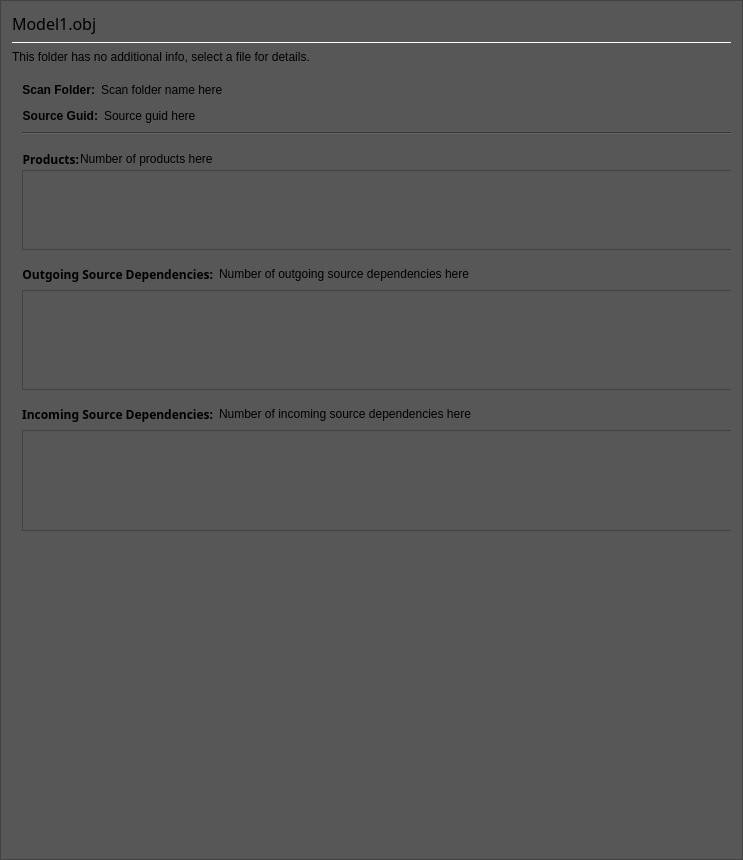
This is Code/Tools/AssetProcessor/native/ui/SourceAssetDetailsPanel.ui in o3de/o3de as Qt 5 draws it before an edit. The edited form follows.
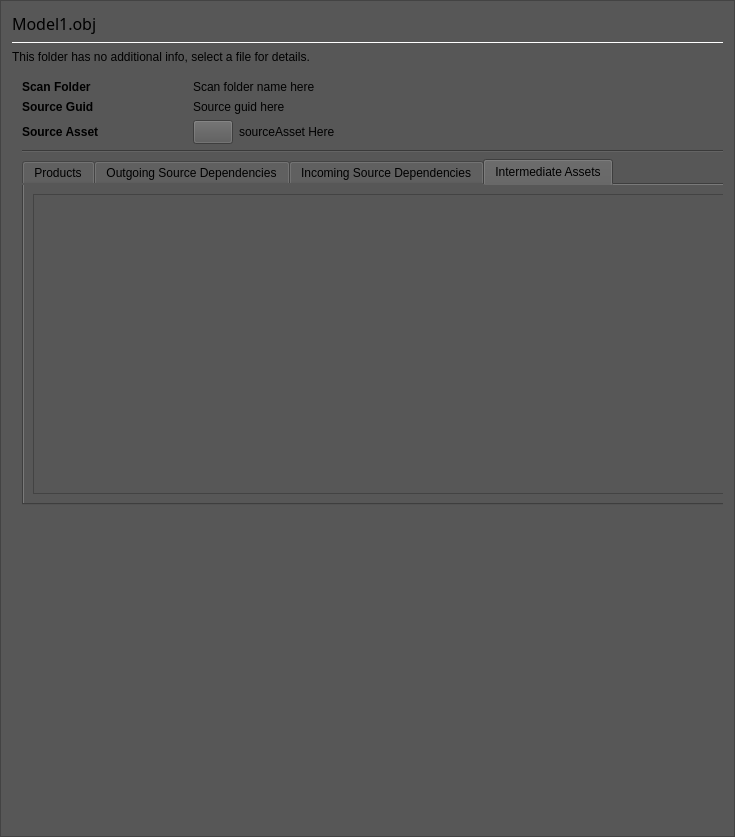
This is the edited form. The open tabs and pages were chosen to show the change. Custom widgets are drawn as their Qt base class.

Diff of the .ui file:
```diff
--- a/Code/Tools/AssetProcessor/native/ui/SourceAssetDetailsPanel.ui
+++ b/Code/Tools/AssetProcessor/native/ui/SourceAssetDetailsPanel.ui
@@ -6,8 +6,8 @@
    <rect>
     <x>0</x>
     <y>0</y>
-    <width>743</width>
-    <height>860</height>
+    <width>735</width>
+    <height>837</height>
    </rect>
   </property>
   <property name="sizePolicy">
@@ -31,8 +31,10 @@
      <property name="font">
       <font>
        <family>16pt</family>
-       <weight>75</weight>
+       <pointsize>12</pointsize>
+       <weight>50</weight>
        <italic>false</italic>
+       <bold>false</bold>
       </font>
      </property>
      <property name="styleSheet">
@@ -211,8 +213,8 @@
          <rect>
           <x>0</x>
           <y>0</y>
-          <width>721</width>
-          <height>791</height>
+          <width>713</width>
+          <height>760</height>
          </rect>
         </property>
         <property name="sizePolicy">
@@ -227,26 +229,26 @@
            <x>10</x>
            <y>10</y>
            <width>833</width>
-           <height>551</height>
+           <height>425</height>
           </rect>
          </property>
          <layout class="QVBoxLayout" name="scrollableVerticalLayout">
           <item>
-           <layout class="QHBoxLayout" name="ScanFolderLayout">
-            <item>
+           <layout class="QGridLayout" name="headerGrid" columnstretch="1,4">
+            <item row="0" column="0">
              <widget class="QLabel" name="scanFolderTitleLabel">
               <property name="styleSheet">
                <string notr="true">font: bold;</string>
               </property>
               <property name="text">
-               <string>Scan Folder:</string>
+               <string>Scan Folder</string>
               </property>
               <property name="alignment">
-               <set>Qt::AlignRight|Qt::AlignTrailing|Qt::AlignVCenter</set>
+               <set>Qt::AlignLeading|Qt::AlignLeft|Qt::AlignVCenter</set>
               </property>
              </widget>
             </item>
-            <item>
+            <item row="0" column="1">
              <widget class="QLabel" name="scanFolderValueLabel">
               <property name="text">
                <string>Scan folder name here</string>
@@ -256,37 +258,7 @@
               </property>
              </widget>
             </item>
-            <item>
-             <spacer name="horizontalSpacer">
-              <property name="orientation">
-               <enum>Qt::Horizontal</enum>
-              </property>
-              <property name="sizeHint" stdset="0">
-               <size>
-                <width>40</width>
-                <height>20</height>
-               </size>
-              </property>
-             </spacer>
-            </item>
-           </layout>
-          </item>
-          <item>
-           <layout class="QHBoxLayout" name="sourceGuidLayout">
-            <item>
-             <widget class="QLabel" name="sourceGuidTitleLabel">
-              <property name="styleSheet">
-               <string notr="true">font: bold;</string>
-              </property>
-              <property name="text">
-               <string>Source Guid:</string>
-              </property>
-              <property name="alignment">
-               <set>Qt::AlignRight|Qt::AlignTrailing|Qt::AlignVCenter</set>
-              </property>
-             </widget>
-            </item>
-            <item>
+            <item row="1" column="1">
              <widget class="QLabel" name="sourceGuidValueLabel">
               <property name="text">
                <string>Source guid here</string>
@@ -296,125 +268,97 @@
               </property>
              </widget>
             </item>
-            <item>
-             <spacer name="horizontalSpacer_4">
-              <property name="orientation">
-               <enum>Qt::Horizontal</enum>
+            <item row="1" column="0">
+             <widget class="QLabel" name="sourceGuidTitleLabel">
+              <property name="styleSheet">
+               <string notr="true">font: bold;</string>
               </property>
-              <property name="sizeHint" stdset="0">
-               <size>
-                <width>40</width>
-                <height>20</height>
-               </size>
+              <property name="text">
+               <string>Source Guid</string>
               </property>
-             </spacer>
-            </item>
-           </layout>
-          </item>
-          <item>
-           <widget class="Line" name="DependencySeparatorLine">
-            <property name="orientation">
-             <enum>Qt::Horizontal</enum>
+              <property name="alignment">
+               <set>Qt::AlignLeading|Qt::AlignLeft|Qt::AlignVCenter</set>
             </property>
            </widget>
           </item>
-          <item>
-           <spacer name="verticalSpacer_2">
-            <property name="orientation">
-             <enum>Qt::Vertical</enum>
-            </property>
-            <property name="sizeType">
-             <enum>QSizePolicy::Fixed</enum>
-            </property>
-            <property name="sizeHint" stdset="0">
-             <size>
-              <width>0</width>
-              <height>8</height>
-             </size>
-            </property>
-           </spacer>
-          </item>
-          <item>
-           <layout class="QVBoxLayout" name="productVerticalLayout">
-            <property name="spacing">
-             <number>1</number>
-            </property>
-            <property name="sizeConstraint">
-             <enum>QLayout::SetDefaultConstraint</enum>
-            </property>
-            <item>
-             <layout class="QHBoxLayout" name="ProductTitleLayout">
-              <item>
-               <widget class="QLabel" name="productsTitleLabel">
-                <property name="font">
-                 <font>
-                  <family>12pt</family>
-                  <weight>75</weight>
-                  <italic>false</italic>
-                  <bold>true</bold>
-                 </font>
-                </property>
+             <item row="2" column="0">
+               <widget class="QLabel" name="sourceAssetTitleLabel">
                 <property name="styleSheet">
-                 <string notr="true">font: bold, 12pt;</string>
+                   <string notr="true">font: bold;</string>
                 </property>
                 <property name="text">
-                 <string>Products:</string>
+                   <string>Source Asset</string>
                 </property>
                 <property name="alignment">
-                 <set>Qt::AlignRight|Qt::AlignTrailing|Qt::AlignVCenter</set>
-                </property>
-                <property name="margin">
-                 <number>0</number>
-                </property>
+                   <set>Qt::AlignLeading|Qt::AlignLeft|Qt::AlignVCenter</set>
+                 </property>
+               </widget>
+             </item>
+             <item row="2" column="1">
+               <layout class="QHBoxLayout" name="sourceAsset">
+                 <item>
+                   <widget class="AssetProcessor::GoToButton" name="gotoAssetButton">
+                     <property name="sizePolicy">
+                       <sizepolicy hsizetype="Fixed" vsizetype="Fixed">
+                         <horstretch>0</horstretch>
+                         <verstretch>0</verstretch>
+                       </sizepolicy>
+                     </property>
+                     <property name="minimumSize">
+                       <size>
+                         <width>24</width>
+                         <height>24</height>
+                       </size>
+                     </property>
                </widget>
               </item>
               <item>
-               <widget class="QLabel" name="productsValueLabel">
+                   <widget class="QLabel" name="sourceAssetValueLabel">
                 <property name="text">
-                 <string>Number of products here</string>
+                       <string>sourceAsset Here</string>
                 </property>
                 <property name="textInteractionFlags">
                  <set>Qt::LinksAccessibleByMouse|Qt::TextSelectableByKeyboard|Qt::TextSelectableByMouse</set>
                 </property>
                </widget>
               </item>
+               </layout>
+             </item>
+           </layout>
+          </item>
               <item>
-               <spacer name="horizontalSpacer_5">
+           <widget class="Line" name="AssetInfoSeparatorLine">
                 <property name="orientation">
                  <enum>Qt::Horizontal</enum>
                 </property>
-                <property name="sizeHint" stdset="0">
-                 <size>
-                  <width>40</width>
-                  <height>20</height>
-                 </size>
-                </property>
-               </spacer>
-              </item>
-             </layout>
-            </item>
+           </widget>
+          </item>
+          <item>
+           <widget class="QTabWidget" name="SourceAssetDetailTabs">
+            <property name="currentIndex">
+             <number>0</number>
+            </property>
+            <widget class="QWidget" name="OutputTab">
+             <property name="sizePolicy">
+              <sizepolicy hsizetype="Expanding" vsizetype="Expanding">
+               <horstretch>0</horstretch>
+               <verstretch>0</verstretch>
+              </sizepolicy>
+             </property>
+             <attribute name="title">
+              <string>Products</string>
+             </attribute>
+             <layout class="QVBoxLayout" name="ProductTabVerticalLayout" stretch="0">
             <item>
              <widget class="QTableWidget" name="productTable">
-              <property name="sizePolicy">
-               <sizepolicy hsizetype="Expanding" vsizetype="Expanding">
-                <horstretch>0</horstretch>
-                <verstretch>0</verstretch>
-               </sizepolicy>
-              </property>
-              <property name="minimumSize">
-               <size>
-                <width>0</width>
-                <height>32</height>
-               </size>
-              </property>
               <property name="verticalScrollBarPolicy">
-               <enum>Qt::ScrollBarAlwaysOff</enum>
+                 <enum>Qt::ScrollBarAsNeeded</enum>
               </property>
               <property name="horizontalScrollBarPolicy">
-               <enum>Qt::ScrollBarAlwaysOff</enum>
+                 <enum>Qt::ScrollBarAsNeeded</enum>
               </property>
               <property name="sizeAdjustPolicy">
-               <enum>QAbstractScrollArea::AdjustToContents</enum>
+                 <enum>QAbstractScrollArea::AdjustIgnored</enum>
               </property>
               <property name="editTriggers">
                <set>QAbstractItemView::NoEditTriggers</set>
@@ -431,6 +375,12 @@
               <property name="selectionMode">
                <enum>QAbstractItemView::SingleSelection</enum>
               </property>
+                <property name="textElideMode">
+                 <enum>Qt::ElideNone</enum>
+                </property>
+                <property name="horizontalScrollMode">
+                 <enum>QAbstractItemView::ScrollPerPixel</enum>
+                </property>
               <property name="showGrid">
                <bool>false</bool>
               </property>
@@ -460,96 +410,22 @@
              </widget>
             </item>
            </layout>
-          </item>
-          <item>
-           <spacer name="verticalSpacer_3">
-            <property name="orientation">
-             <enum>Qt::Vertical</enum>
-            </property>
-            <property name="sizeType">
-             <enum>QSizePolicy::Fixed</enum>
-            </property>
-            <property name="sizeHint" stdset="0">
-             <size>
-              <width>0</width>
-              <height>8</height>
-             </size>
-            </property>
-           </spacer>
-          </item>
-          <item>
-           <layout class="QHBoxLayout" name="OutgoingDependenciesLayout">
-            <item>
-             <widget class="QLabel" name="outgoingSourceDependenciesTitleLabel">
-              <property name="font">
-               <font>
-                <family>12pt</family>
-                <weight>75</weight>
-                <italic>false</italic>
-                <bold>true</bold>
-               </font>
-              </property>
-              <property name="styleSheet">
-               <string notr="true">font: bold, 12pt;</string>
-              </property>
-              <property name="text">
-               <string>Outgoing Source Dependencies:</string>
-              </property>
-              <property name="alignment">
-               <set>Qt::AlignRight|Qt::AlignTrailing|Qt::AlignVCenter</set>
-              </property>
-              <property name="margin">
-               <number>0</number>
-              </property>
-             </widget>
-            </item>
-            <item>
-             <widget class="QLabel" name="outgoingSourceDependenciesValueLabel">
-              <property name="text">
-               <string>Number of outgoing source dependencies here</string>
-              </property>
-              <property name="textInteractionFlags">
-               <set>Qt::LinksAccessibleByMouse|Qt::TextSelectableByKeyboard|Qt::TextSelectableByMouse</set>
-              </property>
-             </widget>
-            </item>
-            <item>
-             <spacer name="horizontalSpacer_2">
-              <property name="orientation">
-               <enum>Qt::Horizontal</enum>
-              </property>
-              <property name="sizeHint" stdset="0">
-               <size>
-                <width>40</width>
-                <height>20</height>
-               </size>
-              </property>
-             </spacer>
-            </item>
-           </layout>
-          </item>
+            </widget>
+            <widget class="QWidget" name="OutgoingSourceDependenciesTab">
+             <attribute name="title">
+              <string>Outgoing Source Dependencies</string>
+             </attribute>
+             <layout class="QVBoxLayout" name="OutgoingSourceDependenciesLayout" stretch="0">
           <item>
            <widget class="QTableWidget" name="outgoingSourceDependenciesTable">
-            <property name="sizePolicy">
-             <sizepolicy hsizetype="Expanding" vsizetype="Expanding">
-              <horstretch>0</horstretch>
-              <verstretch>0</verstretch>
-             </sizepolicy>
-            </property>
-            <property name="minimumSize">
-             <size>
-              <width>0</width>
-              <height>32</height>
-             </size>
-            </property>
             <property name="verticalScrollBarPolicy">
-             <enum>Qt::ScrollBarAlwaysOff</enum>
+                 <enum>Qt::ScrollBarAsNeeded</enum>
             </property>
             <property name="horizontalScrollBarPolicy">
-             <enum>Qt::ScrollBarAlwaysOff</enum>
+                 <enum>Qt::ScrollBarAsNeeded</enum>
             </property>
             <property name="sizeAdjustPolicy">
-             <enum>QAbstractScrollArea::AdjustToContents</enum>
+                 <enum>QAbstractScrollArea::AdjustIgnored</enum>
             </property>
             <property name="editTriggers">
              <set>QAbstractItemView::NoEditTriggers</set>
@@ -594,95 +470,23 @@
             <column/>
            </widget>
           </item>
-          <item>
-           <spacer name="verticalSpacer_4">
-            <property name="orientation">
-             <enum>Qt::Vertical</enum>
-            </property>
-            <property name="sizeType">
-             <enum>QSizePolicy::Fixed</enum>
-            </property>
-            <property name="sizeHint" stdset="0">
-             <size>
-              <width>0</width>
-              <height>8</height>
-             </size>
-            </property>
-           </spacer>
-          </item>
-          <item>
-           <layout class="QHBoxLayout" name="IncomingDependenciesLayout">
-            <item>
-             <widget class="QLabel" name="incomingSourceDependenciesTitleLabel">
-              <property name="font">
-               <font>
-                <family>12pt</family>
-                <weight>75</weight>
-                <italic>false</italic>
-                <bold>true</bold>
-               </font>
-              </property>
-              <property name="styleSheet">
-               <string notr="true">font: bold, 12pt;</string>
-              </property>
-              <property name="text">
-               <string>Incoming Source Dependencies:</string>
-              </property>
-              <property name="alignment">
-               <set>Qt::AlignRight|Qt::AlignTrailing|Qt::AlignVCenter</set>
-              </property>
-              <property name="margin">
-               <number>0</number>
-              </property>
-             </widget>
-            </item>
-            <item>
-             <widget class="QLabel" name="incomingSourceDependenciesValueLabel">
-              <property name="text">
-               <string>Number of incoming source dependencies here</string>
-              </property>
-              <property name="textInteractionFlags">
-               <set>Qt::LinksAccessibleByMouse|Qt::TextSelectableByKeyboard|Qt::TextSelectableByMouse</set>
-              </property>
-             </widget>
-            </item>
-            <item>
-             <spacer name="horizontalSpacer_3">
-              <property name="orientation">
-               <enum>Qt::Horizontal</enum>
-              </property>
-              <property name="sizeHint" stdset="0">
-               <size>
-                <width>40</width>
-                <height>20</height>
-               </size>
-              </property>
-             </spacer>
-            </item>
-           </layout>
-          </item>
+             </layout>
+            </widget>
+            <widget class="QWidget" name="IncomingSourceDependenciesTab">
+             <attribute name="title">
+              <string>Incoming Source Dependencies</string>
+             </attribute>
+             <layout class="QVBoxLayout" name="IncomingSourceDependenciesLayout" stretch="0">
           <item>
            <widget class="QTableWidget" name="incomingSourceDependenciesTable">
-            <property name="sizePolicy">
-             <sizepolicy hsizetype="Expanding" vsizetype="Expanding">
-              <horstretch>0</horstretch>
-              <verstretch>0</verstretch>
-             </sizepolicy>
-            </property>
-            <property name="minimumSize">
-             <size>
-              <width>0</width>
-              <height>32</height>
-             </size>
-            </property>
             <property name="verticalScrollBarPolicy">
-             <enum>Qt::ScrollBarAlwaysOff</enum>
+                 <enum>Qt::ScrollBarAsNeeded</enum>
             </property>
             <property name="horizontalScrollBarPolicy">
-             <enum>Qt::ScrollBarAlwaysOff</enum>
+                 <enum>Qt::ScrollBarAsNeeded</enum>
             </property>
             <property name="sizeAdjustPolicy">
-             <enum>QAbstractScrollArea::AdjustToContents</enum>
+                 <enum>QAbstractScrollArea::AdjustIgnored</enum>
             </property>
             <property name="editTriggers">
              <set>QAbstractItemView::NoEditTriggers</set>
@@ -727,28 +531,91 @@
             <column/>
            </widget>
           </item>
+             </layout>
+            </widget>
+
+             <widget class="QWidget" name="IntermediateAssetsTab">
+               <attribute name="title">
+                 <string>Intermediate Assets</string>
+               </attribute>
+               <layout class="QVBoxLayout" name="IntermediateAssetsLayout" stretch="0">
           <item>
-           <spacer name="verticalSpacer">
-            <property name="orientation">
-             <enum>Qt::Vertical</enum>
-            </property>
-            <property name="sizeHint" stdset="0">
-             <size>
-              <width>20</width>
-              <height>40</height>
-             </size>
-            </property>
-           </spacer>
+                   <widget class="QTableWidget" name="IntermediateAssetsTable">
+                     <property name="verticalScrollBarPolicy">
+                       <enum>Qt::ScrollBarAsNeeded</enum>
+                     </property>
+                     <property name="horizontalScrollBarPolicy">
+                       <enum>Qt::ScrollBarAsNeeded</enum>
+                     </property>
+                     <property name="sizeAdjustPolicy">
+                       <enum>QAbstractScrollArea::AdjustIgnored</enum>
+                     </property>
+                     <property name="editTriggers">
+                       <set>QAbstractItemView::NoEditTriggers</set>
+                     </property>
+                     <property name="showDropIndicator" stdset="0">
+                       <bool>false</bool>
+                     </property>
+                     <property name="dragDropOverwriteMode">
+                       <bool>false</bool>
+                     </property>
+                     <property name="alternatingRowColors">
+                       <bool>true</bool>
+                     </property>
+                     <property name="selectionMode">
+                       <enum>QAbstractItemView::SingleSelection</enum>
+                     </property>
+                     <property name="showGrid">
+                       <bool>false</bool>
+                     </property>
+                     <property name="columnCount">
+                       <number>2</number>
+                     </property>
+                     <attribute name="horizontalHeaderVisible">
+                       <bool>false</bool>
+                     </attribute>
+                     <attribute name="horizontalHeaderMinimumSectionSize">
+                       <number>24</number>
+                     </attribute>
+                     <attribute name="horizontalHeaderDefaultSectionSize">
+                       <number>24</number>
+                     </attribute>
+                     <attribute name="horizontalHeaderStretchLastSection">
+                       <bool>true</bool>
+                     </attribute>
+                     <attribute name="verticalHeaderVisible">
+                       <bool>false</bool>
+                     </attribute>
+                     <attribute name="verticalHeaderStretchLastSection">
+                       <bool>false</bool>
+                     </attribute>
+                     <column/>
+                     <column/>
+                   </widget>
           </item>
          </layout>
         </widget>
        </widget>
-      </widget>
+          </item>
+         </layout>
+        </widget>
+       </widget>
+      </widget>
      </item>
     </layout>
    </item>
   </layout>
  </widget>
- <resources/>
+  <customwidgets>
+    <customwidget>
+      <class>AssetProcessor::GoToButton</class>
+      <extends>QPushButton</extends>
+      <header>native/ui/GoToButton.h</header>
+      <container>1</container>
+    </customwidget>
+  </customwidgets>
+  <resources>
+    <include location="style/AssetProcessor.qrc"/>
+  </resources>
  <connections/>
 </ui>
```
Left out of the diff: 18 changed lines with no effect on the pictures. Lines whose indentation alone changed are shown as unchanged.
